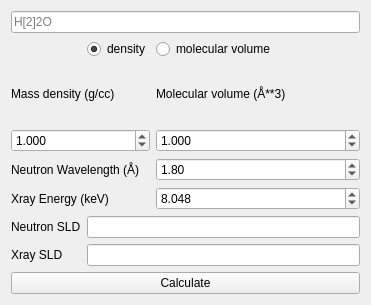
First picture: the form in qt/SLDcalculator.ui, repository refnx/refnx, before the edit.
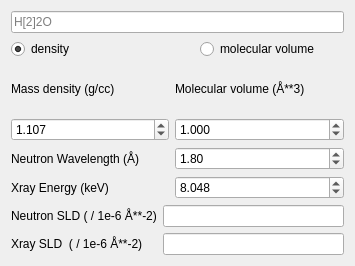
Second picture: the form after the edit.

The edit to the form file:
```diff
--- a/qt/SLDcalculator.ui
+++ b/qt/SLDcalculator.ui
@@ -9,8 +9,8 @@
    <rect>
     <x>0</x>
     <y>0</y>
-    <width>371</width>
-    <height>305</height>
+    <width>355</width>
+    <height>266</height>
    </rect>
   </property>
   <property name="windowTitle">
@@ -27,18 +27,8 @@
      </property>
     </widget>
    </item>
-   <item row="1" column="1" colspan="2">
-    <widget class="QRadioButton" name="use_density">
-     <property name="text">
-      <string>density</string>
-     </property>
-     <property name="checked">
-      <bool>true</bool>
-     </property>
-    </widget>
-   </item>
-   <item row="1" column="3">
-    <widget class="QRadioButton" name="use_mass">
+   <item row="1" column="3" alignment="Qt::AlignHCenter">
+    <widget class="QRadioButton" name="use_volume">
      <property name="text">
       <string>molecular volume</string>
      </property>
@@ -73,7 +63,7 @@
       <double>0.000100000000000</double>
      </property>
      <property name="value">
-      <double>1.000000000000000</double>
+      <double>1.107000000000000</double>
      </property>
     </widget>
    </item>
@@ -88,6 +78,9 @@
      <property name="decimals">
       <number>3</number>
      </property>
+     <property name="maximum">
+      <double>1000000000.000000000000000</double>
+     </property>
      <property name="singleStep">
       <double>0.000100000000000</double>
      </property>
@@ -136,32 +129,43 @@
      </property>
     </widget>
    </item>
-   <item row="6" column="0">
-    <widget class="QLabel" name="label">
-     <property name="text">
-      <string>Neutron SLD</string>
-     </property>
-    </widget>
-   </item>
-   <item row="8" column="0" colspan="4">
-    <widget class="QPushButton" name="calculateButton">
-     <property name="text">
-      <string>Calculate</string>
-     </property>
-    </widget>
-   </item>
-   <item row="6" column="1" colspan="3">
-    <widget class="QLineEdit" name="neutron_SLD"/>
-   </item>
    <item row="7" column="0">
     <widget class="QLabel" name="label_2">
      <property name="text">
-      <string>Xray SLD</string>
+      <string>Xray SLD  ( / 1e-6 Å**-2)</string>
      </property>
     </widget>
    </item>
    <item row="7" column="1" colspan="3">
-    <widget class="QLineEdit" name="xray_SLD"/>
+    <widget class="QLineEdit" name="xray_SLD">
+     <property name="readOnly">
+      <bool>true</bool>
+     </property>
+    </widget>
+   </item>
+   <item row="6" column="0">
+    <widget class="QLabel" name="label">
+     <property name="text">
+      <string>Neutron SLD ( / 1e-6 Å**-2)</string>
+     </property>
+    </widget>
+   </item>
+   <item row="6" column="1" colspan="3">
+    <widget class="QLineEdit" name="neutron_SLD">
+     <property name="readOnly">
+      <bool>true</bool>
+     </property>
+    </widget>
+   </item>
+   <item row="1" column="0">
+    <widget class="QRadioButton" name="use_density">
+     <property name="text">
+      <string>density</string>
+     </property>
+     <property name="checked">
+      <bool>true</bool>
+     </property>
+    </widget>
    </item>
   </layout>
  </widget>
```
Left out of the diff: 14 changed lines with no effect on the pictures.
